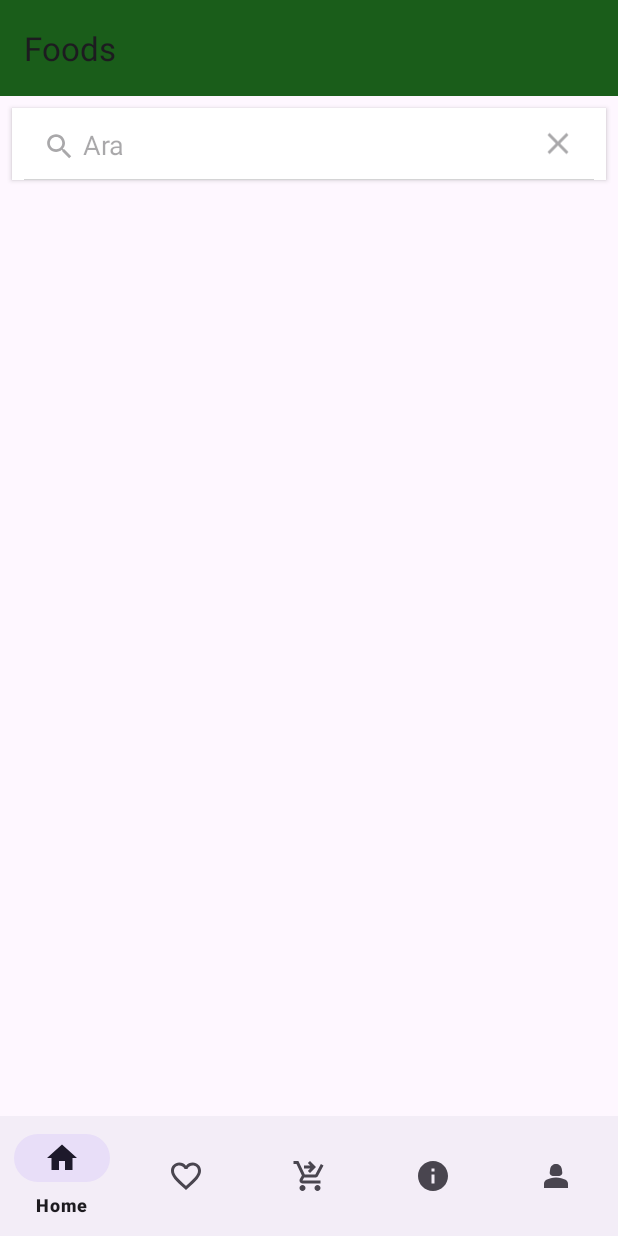
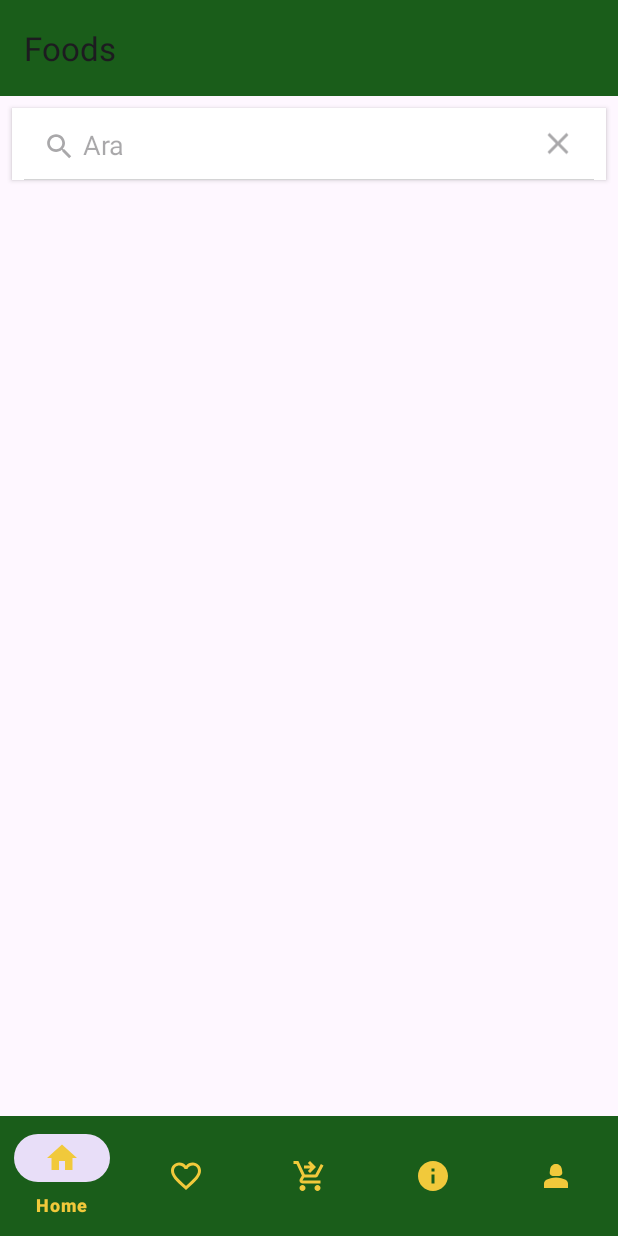
Before and after one commit to furkanayyildiz/Android_Food_App, an Android app: the screen it shows after launch (MainActivity), after a tap on "Search", on a phone screen of 412 x 824 dp. Run offline under Robolectric (Android 15) with nearby library versions, the phone set to English and light mode, and no system bars; our stand-ins replace Dagger/Hilt's generated code, navigation-ui.

Commit message:
bottom nav bar update

```diff
--- a/app/src/main/java/com/example/foodorderapp/ui/adapter/FoodAdapter.kt
+++ b/app/src/main/java/com/example/foodorderapp/ui/adapter/FoodAdapter.kt
@@ -30,7 +30,7 @@ class FoodAdapter (var mContext: Context, var foodList:List<Food>, var viewModel
         val view = holder.view
 
         view.textViewName.text = food.yemek_adi
-        view.textViewPrice.text = food.yemek_fiyat
+        view.textViewPrice.text = "${food.yemek_fiyat} ₺"
 
         val url = "http://kasimadalan.pe.hu/yemekler/resimler/${food.yemek_resim_adi}"
         Glide.with(mContext).load(url).override(500, 500).into(view.imageViewFood)
--- a/app/src/main/res/layout/activity_main.xml
+++ b/app/src/main/res/layout/activity_main.xml
@@ -22,10 +22,13 @@
         android:id="@+id/bottomNavigationView"
         android:layout_width="0dp"
         android:layout_height="wrap_content"
+        app:backgroundTint="@color/mainColor"
         app:labelVisibilityMode="selected"
         app:layout_constraintBottom_toBottomOf="parent"
         app:layout_constraintEnd_toEndOf="parent"
         app:layout_constraintStart_toStartOf="parent"
+        app:itemTextColor="@color/secondaryColor"
+        app:itemIconTint="@color/secondaryColor"
         app:menu="@menu/bottom_nav_menu" />
 
 
--- a/app/src/main/res/menu/bottom_nav_menu.xml
+++ b/app/src/main/res/menu/bottom_nav_menu.xml
@@ -5,6 +5,8 @@
         android:layout_width="wrap_content"
         android:layout_height="wrap_content"
         android:title="Home"
+        android:iconTint="@color/secondaryColor"
+        android:iconTintMode="add"
         android:icon="@drawable/home_icon" />
     <item
         android:id="@+id/favoritesFragment"
```
